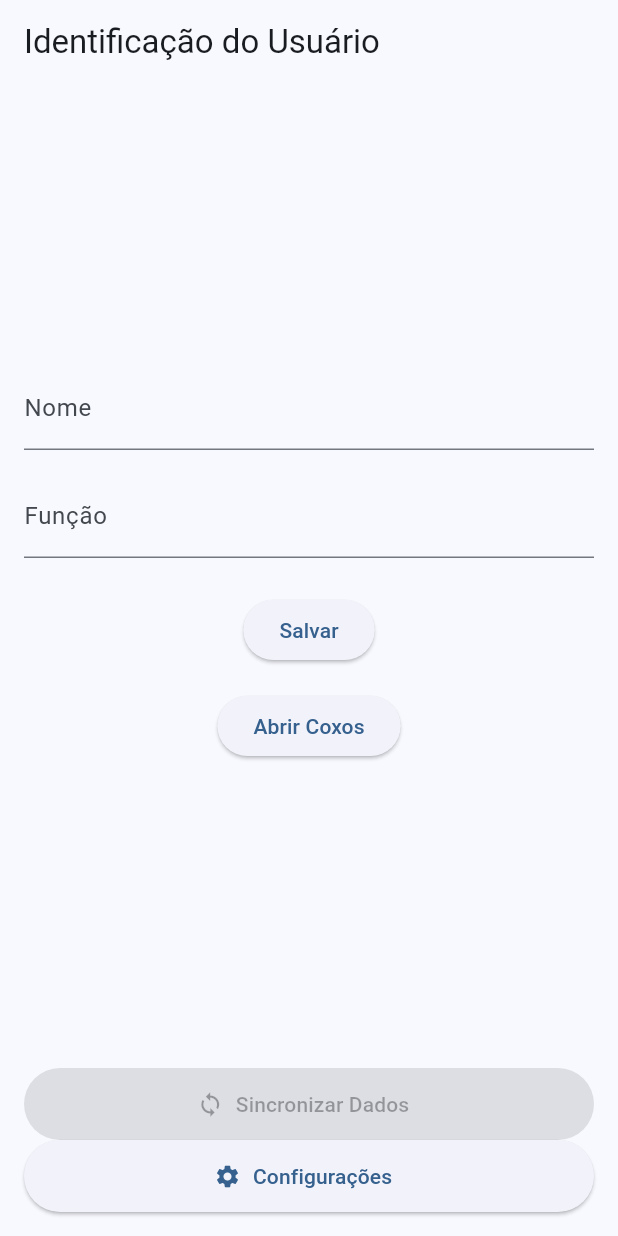
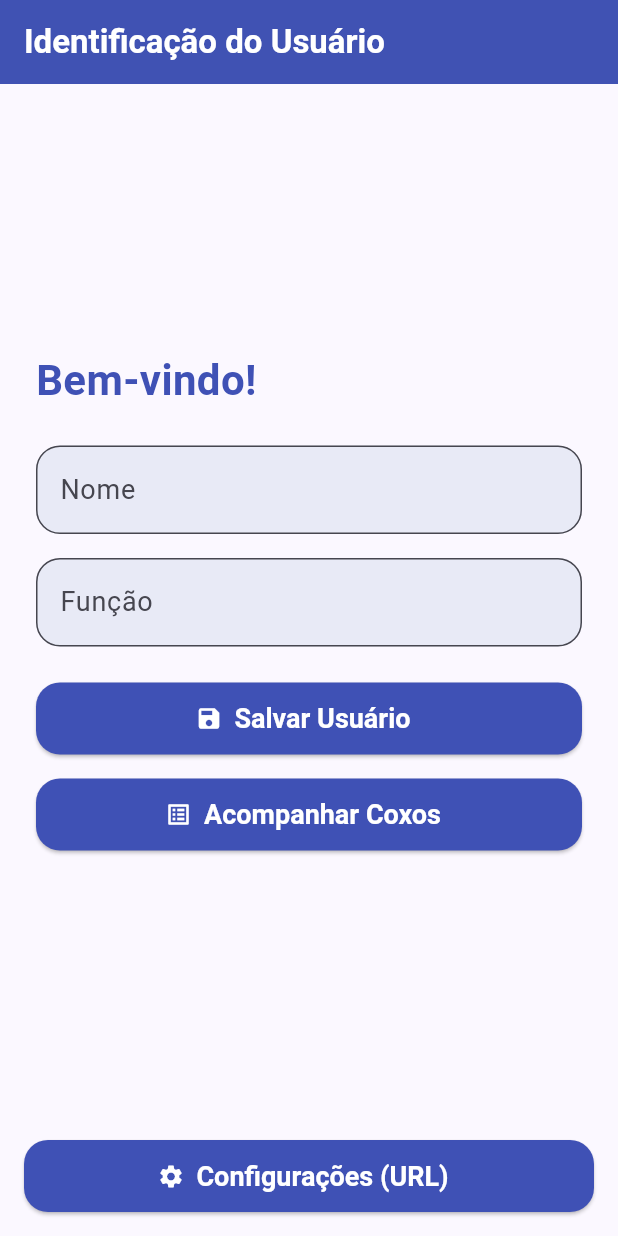
Before and after one commit to Elizeuvix/bebedouros, a Flutter app: the screen it shows after launch, on a phone screen of 412 x 824 dp. Run offline on Flutter 3.47's test engine with Material 3 defaults, Android fonts, the phone set to English and light mode, and no system bars.

Commit message:
Design Melhorado

```diff
--- a/lib/main.dart
+++ b/lib/main.dart
@@ -31,9 +31,32 @@ class MyApp extends StatelessWidget {
   @override
   Widget build(BuildContext context) {
     return MaterialApp(
-      title: 'Identificação do Usuário',
+      title: 'Gestão de Bebedouros',
       theme: ThemeData(
-        colorScheme: ColorScheme.fromSeed(seedColor: Colors.blue),
+        colorScheme: ColorScheme.fromSeed(seedColor: Colors.indigo),
+        useMaterial3: true,
+        textTheme: const TextTheme(
+          bodyLarge: TextStyle(fontSize: 18, fontWeight: FontWeight.w400),
+          bodyMedium: TextStyle(fontSize: 16),
+        ),
+        inputDecorationTheme: InputDecorationTheme(
+          filled: true,
+          fillColor: Colors.indigo.shade50,
+          border: OutlineInputBorder(
+            borderRadius: BorderRadius.all(Radius.circular(16)),
+          ),
+        ),
+        elevatedButtonTheme: ElevatedButtonThemeData(
+          style: ElevatedButton.styleFrom(
+            shape: RoundedRectangleBorder(
+              borderRadius: BorderRadius.circular(16),
+            ),
+            backgroundColor: Colors.indigo,
+            foregroundColor: Colors.white,
+            minimumSize: const Size.fromHeight(48),
+            textStyle: const TextStyle(fontSize: 18, fontWeight: FontWeight.bold),
+          ),
+        ),
       ),
       home: const UserIdentificationPage(),
     );
@@ -195,12 +218,22 @@ class _UserIdentificationPageState extends State<UserIdentificationPage> {
   @override
   Widget build(BuildContext context) {
     return Scaffold(
-      appBar: AppBar(title: const Text('Identificação do Usuário')),
-      body: Padding(
-        padding: const EdgeInsets.all(16.0),
+      appBar: AppBar(
+        title: const Text('Identificação do Usuário', style: TextStyle(fontWeight: FontWeight.bold)),
+        backgroundColor: Colors.indigo,
+        foregroundColor: Colors.white,
+        elevation: 2,
+      ),
+      body: Center(
+        child: SingleChildScrollView(
+          child: Padding(
+            padding: const EdgeInsets.all(24.0),
             child: Column(
               mainAxisAlignment: MainAxisAlignment.center,
+              crossAxisAlignment: CrossAxisAlignment.stretch,
               children: [
+                Text('Bem-vindo!', style: TextStyle(fontSize: 28, fontWeight: FontWeight.bold, color: Colors.indigo)),
+                const SizedBox(height: 24),
                 TextField(
                   controller: _nameController,
                   decoration: const InputDecoration(labelText: 'Nome'),
@@ -211,25 +244,29 @@ class _UserIdentificationPageState extends State<UserIdentificationPage> {
                   decoration: const InputDecoration(labelText: 'Função'),
                 ),
                 const SizedBox(height: 24),
-            ElevatedButton(
+                ElevatedButton.icon(
+                  icon: const Icon(Icons.save),
+                  label: const Text('Salvar Usuário'),
                   onPressed: _saveUserData,
-              child: const Text('Salvar'),
                 ),
                 const SizedBox(height: 16),
-            ElevatedButton(
+                ElevatedButton.icon(
+                  icon: const Icon(Icons.list_alt),
+                  label: const Text('Acompanhar Coxos'),
                   onPressed: () {
                     Navigator.push(
                       context,
                       MaterialPageRoute(builder: (context) => const CoxosPage()),
                     );
                   },
-              child: const Text('Abrir Coxos'),
                 ),
                 if (_message != null) ...[
                   const SizedBox(height: 16),
                   Text(_message!, style: const TextStyle(color: Colors.green)),
                 ],
               ],
+            ),
+          ),
         ),
       ),
       bottomNavigationBar: Padding(
@@ -245,39 +282,16 @@ class _UserIdentificationPageState extends State<UserIdentificationPage> {
                   style: const TextStyle(fontSize: 12, color: Colors.blueGrey),
                 ),
               ),
-            ElevatedButton.icon(
-              icon: const Icon(Icons.sync),
-              label: const Text('Sincronizar Dados'),
-              onPressed: _syncAvailable && !_syncing ? _syncCoxos : null,
-              style: ElevatedButton.styleFrom(
-                minimumSize: const Size.fromHeight(48),
-              ),
-            ),
-            if (_syncing)
-              const Padding(
-                padding: EdgeInsets.only(top: 8.0),
-                child: LinearProgressIndicator(),
-              ),
-            if (_syncMessage != null)
-              Padding(
-                padding: const EdgeInsets.only(top: 8.0),
-                child: Text(
-                  _syncMessage!,
-                  style: const TextStyle(color: Colors.green),
-                ),
-              ),
+
             ElevatedButton.icon(
               icon: const Icon(Icons.settings),
-              label: const Text('Configurações'),
+              label: const Text('Configurações (URL)'),
               onPressed: () {
                 Navigator.push(
                   context,
                   MaterialPageRoute(builder: (context) => const ConfigScreen()),
                 );
               },
-              style: ElevatedButton.styleFrom(
-                minimumSize: const Size.fromHeight(48),
-              ),
             ),
           ],
         ),
```
Also changed, not shown: lib/coxos.dart (+34 -20 lines). Lines whose indentation alone changed are shown as unchanged.
